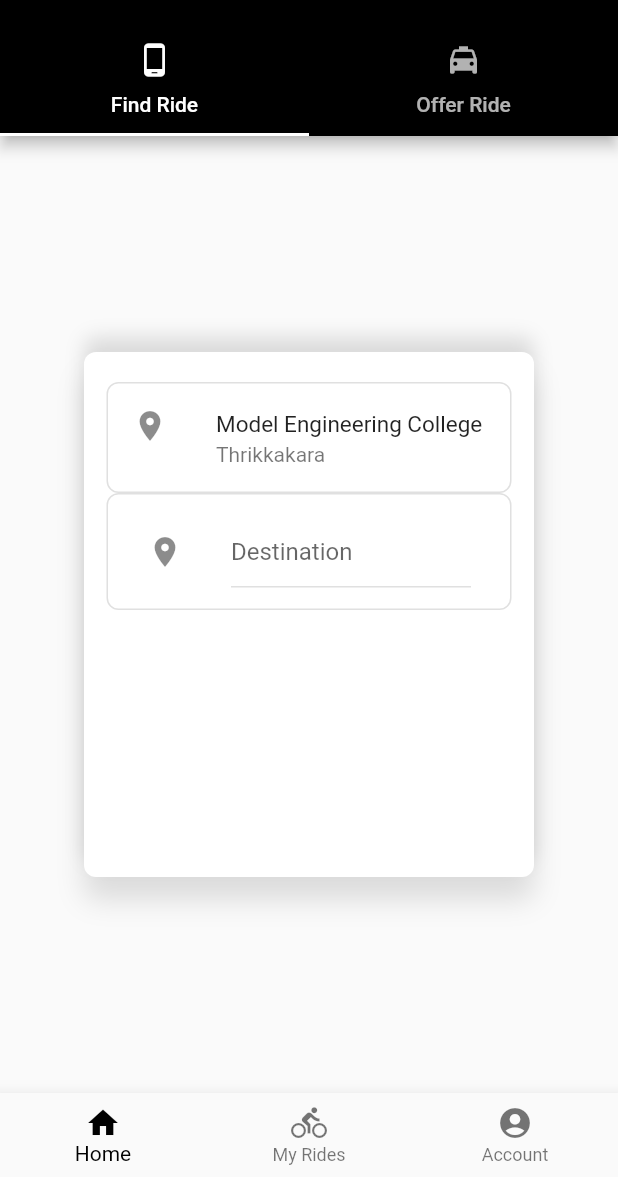
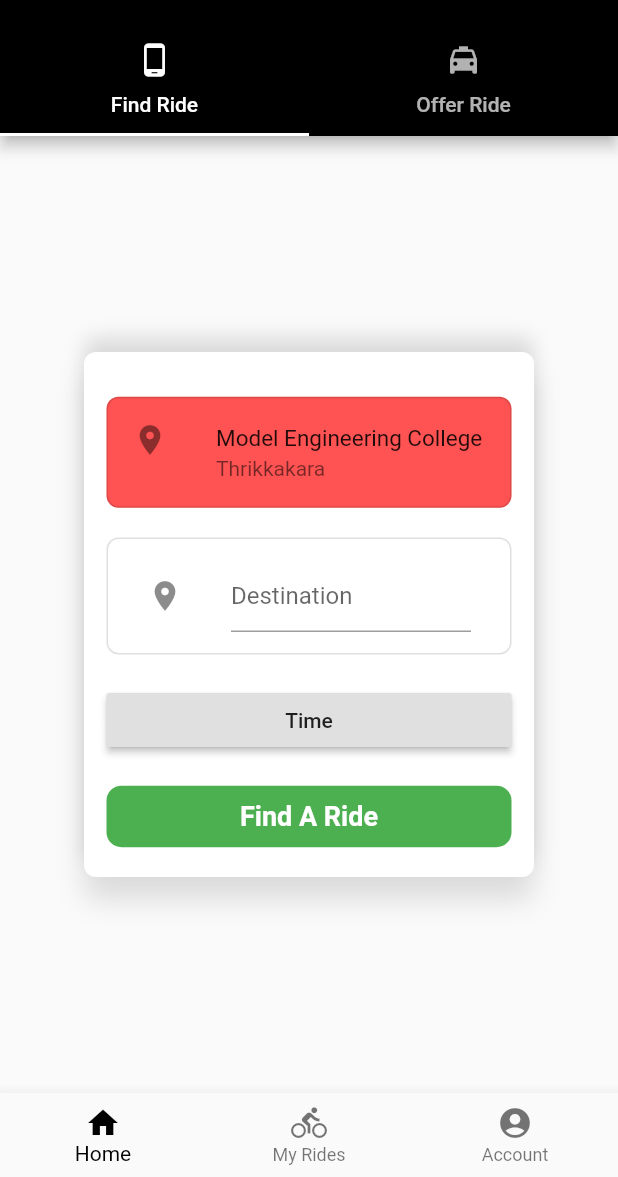
Before and after one commit to Nikhil713/MecDrive-Prototype, a Flutter app: the screen it shows after launch, on a phone screen of 412 x 824 dp, the part 59-1236 px from its top. Run offline on Flutter 3.47's test engine with Material 2 defaults, Android fonts, the phone set to English and light mode, and no system bars.

Commit message:
time picker added

```diff
--- a/lib/Widgets/HomeScreen/findaRide.dart
+++ b/lib/Widgets/HomeScreen/findaRide.dart
@@ -8,6 +8,21 @@
 class _FindaRideState extends State<FindaRide> {
   // Destination
   String destination = "";
+
+  TimeOfDay pickedTime = TimeOfDay.now();
+
+  Future<Null> _selectTime(BuildContext context) async {
+    final TimeOfDay response = await showTimePicker(
+      context: context,
+      initialTime: pickedTime,
+    );
+    if (response != null && response != pickedTime) {
+      setState(() {
+        pickedTime = response;
+        print(pickedTime);
+      });
+    }
+  }
 
   @override
   Widget build(BuildContext context) {
@@ -32,10 +47,12 @@
         ),
         child: Column(
           crossAxisAlignment: CrossAxisAlignment.stretch,
+          mainAxisAlignment: MainAxisAlignment.spaceAround,
           children: <Widget>[
             // Starting Location
             Container(
               decoration: BoxDecoration(
+                  color: Colors.redAccent,
                   border: Border.all(color: Colors.black12),
                   borderRadius: BorderRadius.circular(8.0)),
               child: ListTile(
@@ -53,16 +70,15 @@
             Container(
               padding: EdgeInsets.all(10.0),
               decoration: BoxDecoration(
-                  border: Border.all(color: Colors.black12),
-                  borderRadius: BorderRadius.circular(8.0)),
+                // color: Colors.blueAccent,
+                border: Border.all(color: Colors.black12),
+                borderRadius: BorderRadius.circular(8.0)),
               child: ListTile(
                 leading: Icon(Icons.location_on),
                 title: TextField(
                   decoration: InputDecoration(
+                    contentPadding: EdgeInsets.all(0.0),
                     hintText: "Destination",
-                    enabledBorder: UnderlineInputBorder(
-                      borderSide: BorderSide(color: Colors.black12),
-                    ),
                     focusedBorder: UnderlineInputBorder(
                       borderSide: BorderSide(color: Colors.black12),
                     ),
@@ -74,6 +90,43 @@
                   },
                 ),
               ),
+            ),
+            // Time
+            RaisedButton(
+              child: Text("Time"),
+              onPressed: () => _selectTime(context),
+            ),
+            // Confirm button
+            GestureDetector(
+              child: Container(
+                padding: EdgeInsets.all(10.0),
+                child: Center(
+                  child: Text(
+                    "Find A Ride",
+                    style: TextStyle(
+                      color: Colors.white,
+                      fontWeight: FontWeight.bold,
+                      fontSize: 18.0
+                    ),
+                  ),
+                ),
+                decoration: BoxDecoration(
+                  color: Colors.green,
+                  borderRadius: BorderRadius.circular(10.0)
+                ),
+              ),
+              onTap: (){
+                showBottomSheet(
+                  context: context,
+                  builder: (context) => Container(
+                    height: 250,
+                    color: Colors.blue,
+                    child: Center(
+                      child: Text("Test"),
+                    ),
+                  )
+                );
+              },
             )
           ],
         ),
--- a/pubspec.yaml
+++ b/pubspec.yaml
@@ -9,6 +9,7 @@
   flutter:
     sdk: flutter
   cupertino_icons: ^0.1.2
+  datetime_picker_formfield:
 
 dev_dependencies:
   flutter_test:
```
Also changed, not shown: pubspec.lock.
